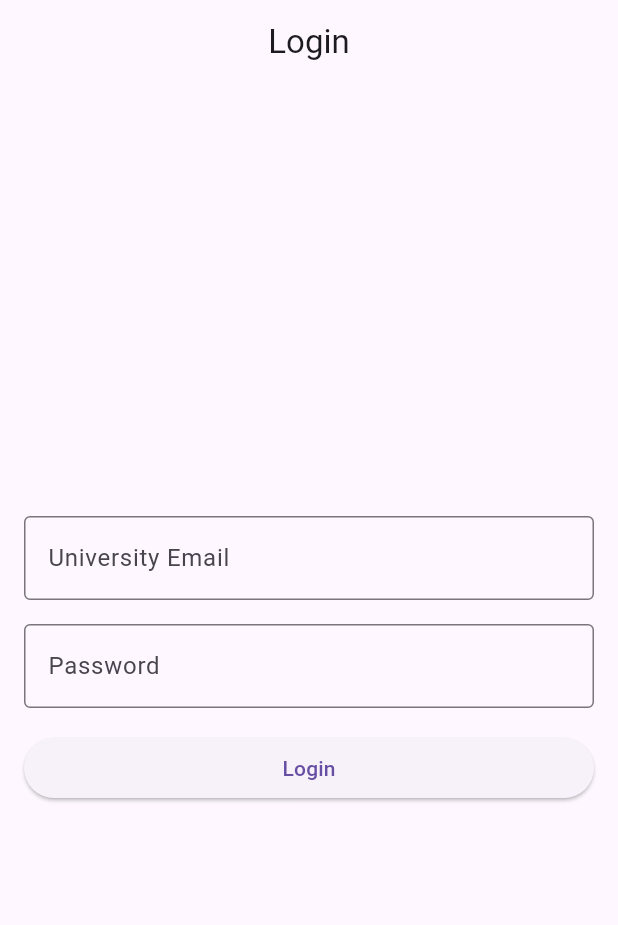
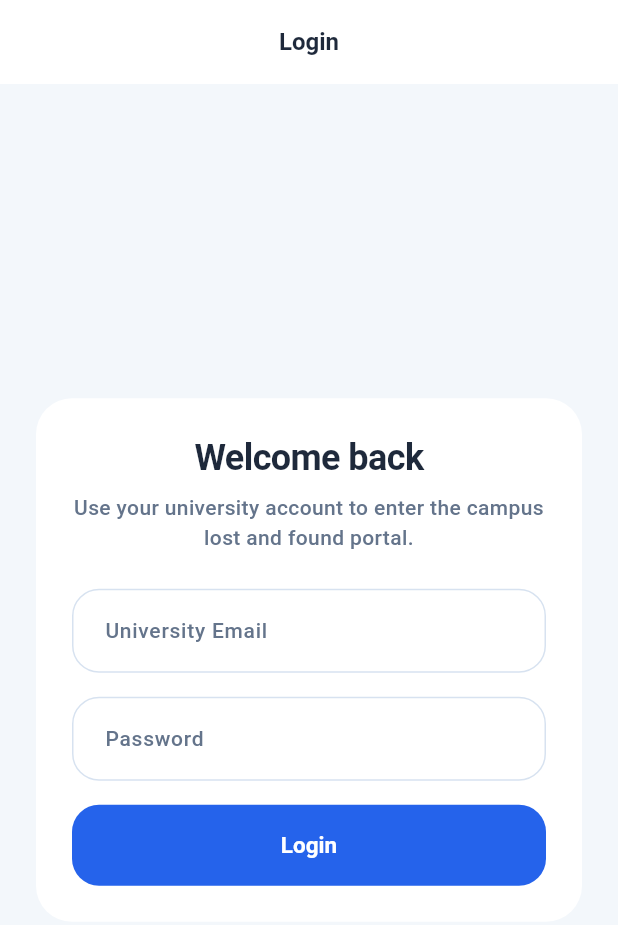
Before and after one commit to Oyunbldd/thesis, a Flutter app: the screen it shows after launch, on a phone screen of 412 x 824 dp. Shown: the top 925 px of the screen. Run offline on Flutter 3.47's test engine with Material 3 defaults, Android fonts, the light colour scheme and no system bars.

Commit message:
frontend:added app theme  used it for every views (#issue27)

```diff
--- a/lost_found_app/lib/app.dart
+++ b/lost_found_app/lib/app.dart
@@ -1,5 +1,6 @@
 import 'package:flutter/material.dart';
 import 'utils/app_routes.dart';
+import 'utils/app_theme.dart';
 import 'views/login/login_view.dart';
 import 'views/home/home_view.dart';
 
@@ -11,6 +12,7 @@ class MyApp extends StatelessWidget {
     return MaterialApp(
       debugShowCheckedModeBanner: false,
       title: 'Lost & Found',
+      theme: AppTheme.light(),
       initialRoute: AppRoutes.login,
       routes: {
         AppRoutes.login: (context) => const LoginView(),
--- /dev/null
+++ b/lost_found_app/lib/utils/app_theme.dart
@@ -0,0 +1,137 @@
+import 'package:flutter/material.dart';
+
+class AppTheme {
+  static const Color primary = Color(0xFF2563EB);
+  static const Color primaryLight = Color(0xFF38BDF8);
+  static const Color secondary = Color(0xFF0F172A);
+  static const Color background = Color(0xFFF3F7FB);
+  static const Color surface = Color(0xFFFFFFFF);
+  static const Color textPrimary = Color(0xFF1E293B);
+  static const Color textSecondary = Color(0xFF64748B);
+  static const Color success = Color(0xFF16A34A);
+  static const Color warning = Color(0xFFF59E0B);
+  static const Color error = Color(0xFFDC2626);
+  static const Color border = Color(0xFFD7E2F0);
+
+  static const LinearGradient primaryGradient = LinearGradient(
+    colors: [primaryLight, primary],
+    begin: Alignment.topLeft,
+    end: Alignment.bottomRight,
+  );
+
+  static ThemeData light() {
+    const colorScheme = ColorScheme.light(
+      primary: primary,
+      secondary: secondary,
+      surface: surface,
+      error: error,
+      onPrimary: Colors.white,
+      onSecondary: Colors.white,
+      onSurface: textPrimary,
+      onError: Colors.white,
+    );
+
+    final baseTextTheme = ThemeData.light().textTheme;
+    final textTheme = baseTextTheme.copyWith(
+      headlineLarge: baseTextTheme.headlineLarge?.copyWith(
+        color: textPrimary,
+        fontSize: 30,
+        fontWeight: FontWeight.w700,
+        letterSpacing: -0.6,
+      ),
+      headlineMedium: baseTextTheme.headlineMedium?.copyWith(
+        color: textPrimary,
+        fontSize: 24,
+        fontWeight: FontWeight.w700,
+        letterSpacing: -0.4,
+      ),
+      titleLarge: baseTextTheme.titleLarge?.copyWith(
+        color: textPrimary,
+        fontSize: 22,
+        fontWeight: FontWeight.w700,
+        letterSpacing: -0.2,
+      ),
+      titleMedium: baseTextTheme.titleMedium?.copyWith(
+        color: textPrimary,
+        fontSize: 16,
+        fontWeight: FontWeight.w600,
+      ),
+      bodyLarge: baseTextTheme.bodyLarge?.copyWith(
+        color: textPrimary,
+        fontSize: 16,
+        fontWeight: FontWeight.w500,
+      ),
+      bodyMedium: baseTextTheme.bodyMedium?.copyWith(
+        color: textSecondary,
+        fontSize: 14,
+        fontWeight: FontWeight.w500,
+      ),
+      labelLarge: baseTextTheme.labelLarge?.copyWith(
+        color: Colors.white,
+        fontSize: 15,
+        fontWeight: FontWeight.w700,
+      ),
+    );
+
+    return ThemeData(
+      useMaterial3: true,
+      colorScheme: colorScheme,
+      scaffoldBackgroundColor: background,
+      textTheme: textTheme,
+      appBarTheme: AppBarTheme(
+        backgroundColor: surface,
+        foregroundColor: textPrimary,
+        elevation: 0,
+        centerTitle: true,
+        titleTextStyle: textTheme.titleMedium,
+      ),
+      elevatedButtonTheme: ElevatedButtonThemeData(
+        style: ElevatedButton.styleFrom(
+          backgroundColor: primary,
+          foregroundColor: Colors.white,
+          minimumSize: const Size.fromHeight(54),
+          elevation: 0,
+          shape: RoundedRectangleBorder(
+            borderRadius: BorderRadius.circular(18),
+          ),
+          textStyle: textTheme.labelLarge,
+        ),
+      ),
+      inputDecorationTheme: InputDecorationTheme(
+        filled: true,
+        fillColor: surface,
+        contentPadding: const EdgeInsets.symmetric(
+          horizontal: 18,
+          vertical: 16,
+        ),
+        labelStyle: textTheme.bodyMedium,
+        hintStyle: textTheme.bodyMedium,
+        border: OutlineInputBorder(
+          borderRadius: BorderRadius.circular(18),
+          borderSide: const BorderSide(color: border),
+        ),
+        enabledBorder: OutlineInputBorder(
+          borderRadius: BorderRadius.circular(18),
+          borderSide: const BorderSide(color: border),
+        ),
+        focusedBorder: OutlineInputBorder(
+          borderRadius: BorderRadius.circular(18),
+          borderSide: const BorderSide(color: primary, width: 1.5),
+        ),
+        errorBorder: OutlineInputBorder(
+          borderRadius: BorderRadius.circular(18),
+          borderSide: const BorderSide(color: error),
+        ),
+        focusedErrorBorder: OutlineInputBorder(
+          borderRadius: BorderRadius.circular(18),
+          borderSide: const BorderSide(color: error, width: 1.5),
+        ),
+      ),
+      cardTheme: CardThemeData(
+        color: surface,
+        elevation: 0,
+        shape: RoundedRectangleBorder(borderRadius: BorderRadius.circular(24)),
+      ),
+    );
+  }
+}
--- a/lost_found_app/lib/views/home/home_view.dart
+++ b/lost_found_app/lib/views/home/home_view.dart
@@ -1,4 +1,5 @@
 import 'package:flutter/material.dart';
+import 'package:lost_found_app/utils/app_theme.dart';
 import 'package:lost_found_app/widgets/bottom_nav_bar.dart';
 import 'package:lost_found_app/widgets/home_header.dart';
 
@@ -8,20 +9,18 @@ class HomeView extends StatelessWidget {
   @override
   Widget build(BuildContext context) {
     return Scaffold(
-      backgroundColor: const Color(0xFFF3F7FB),
+      backgroundColor: AppTheme.background,
       body: Column(
         crossAxisAlignment: CrossAxisAlignment.stretch,
         children: [
           const HomeHeader(),
-          const Expanded(
+          Expanded(
             child: Center(
               child: Text(
                 "Body",
-                style: TextStyle(
-                  color: Color(0xFF475569),
-                  fontSize: 18,
-                  fontWeight: FontWeight.w500,
-                ),
+                style: Theme.of(
+                  context,
+                ).textTheme.bodyLarge?.copyWith(color: AppTheme.textSecondary),
               ),
             ),
           ),
--- a/lost_found_app/lib/views/login/login_view.dart
+++ b/lost_found_app/lib/views/login/login_view.dart
@@ -2,6 +2,7 @@ import 'package:flutter/material.dart';
 
 import '../../controllers/auth_controller.dart';
 import '../../utils/app_routes.dart';
+import '../../utils/app_theme.dart';
 
 class LoginView extends StatefulWidget {
   const LoginView({super.key});
@@ -46,42 +47,66 @@ class _LoginViewState extends State<LoginView> {
 
   @override
   Widget build(BuildContext context) {
+    final textTheme = Theme.of(context).textTheme;
+
     return Scaffold(
-      appBar: AppBar(title: const Text('Login'), centerTitle: true),
-      body: Padding(
-        padding: const EdgeInsets.all(16),
+      appBar: AppBar(title: const Text('Login')),
+      body: Center(
+        child: SingleChildScrollView(
+          padding: const EdgeInsets.all(20),
+          child: ConstrainedBox(
+            constraints: const BoxConstraints(maxWidth: 420),
+            child: Card(
+              child: Padding(
+                padding: const EdgeInsets.all(24),
                 child: Column(
-          mainAxisAlignment: MainAxisAlignment.center,
+                  mainAxisSize: MainAxisSize.min,
+                  crossAxisAlignment: CrossAxisAlignment.stretch,
                   children: [
+                    Text(
+                      'Welcome back',
+                      style: textTheme.headlineMedium,
+                      textAlign: TextAlign.center,
+                    ),
+                    const SizedBox(height: 8),
+                    Text(
+                      'Use your university account to enter the campus lost and found portal.',
+                      style: textTheme.bodyMedium,
+                      textAlign: TextAlign.center,
+                    ),
+                    const SizedBox(height: 24),
                     TextField(
                       controller: _emailController,
                       keyboardType: TextInputType.emailAddress,
                       decoration: const InputDecoration(
                         labelText: 'University Email',
-                border: OutlineInputBorder(),
                       ),
                     ),
                     const SizedBox(height: 16),
                     TextField(
                       controller: _passwordController,
                       obscureText: true,
-              decoration: const InputDecoration(
-                labelText: 'Password',
-                border: OutlineInputBorder(),
-              ),
+                      decoration: const InputDecoration(labelText: 'Password'),
                     ),
                     const SizedBox(height: 16),
                     if (_errorMessage.isNotEmpty)
-              Text(_errorMessage, style: const TextStyle(color: Colors.red)),
+                      Text(
+                        _errorMessage,
+                        style: textTheme.bodyMedium?.copyWith(
+                          color: AppTheme.error,
+                        ),
+                        textAlign: TextAlign.center,
+                      ),
                     if (_errorMessage.isNotEmpty) const SizedBox(height: 16),
-            SizedBox(
-              width: double.infinity,
-              child: ElevatedButton(
+                    ElevatedButton(
                       onPressed: _handleLogin,
                       child: const Text('Login'),
                     ),
+                  ],
                 ),
-          ],
+              ),
+            ),
+          ),
         ),
       ),
     );
--- a/lost_found_app/lib/widgets/bottom_nav_bar.dart
+++ b/lost_found_app/lib/widgets/bottom_nav_bar.dart
@@ -1,4 +1,5 @@
 import 'package:flutter/material.dart';
+import 'package:lost_found_app/utils/app_theme.dart';
 
 enum BottomNavItem { lost, report, found }
 
@@ -21,11 +22,11 @@ class BottomNavBar extends StatelessWidget {
         child: Container(
           padding: const EdgeInsets.symmetric(horizontal: 18, vertical: 14),
           decoration: BoxDecoration(
-            color: const Color(0xFFFFFFFF),
+            color: AppTheme.surface,
             borderRadius: BorderRadius.circular(28),
             boxShadow: [
               BoxShadow(
-                color: const Color(0xFF0F172A).withValues(alpha: 0.10),
+                color: AppTheme.secondary.withValues(alpha: 0.10),
                 blurRadius: 28,
                 offset: const Offset(0, 16),
               ),
@@ -78,9 +79,10 @@ class _NavItem extends StatelessWidget {
 
   @override
   Widget build(BuildContext context) {
+    final textTheme = Theme.of(context).textTheme;
     final Color textColor = isSelected
-        ? const Color(0xFF2563EB)
-        : const Color(0xFF64748B);
+        ? AppTheme.primary
+        : AppTheme.textSecondary;
 
     return InkWell(
       borderRadius: BorderRadius.circular(22),
@@ -101,11 +103,10 @@ class _NavItem extends StatelessWidget {
             const SizedBox(height: 6),
             Text(
               label,
-              style: TextStyle(
+              style: textTheme.bodyMedium?.copyWith(
                 color: textColor,
                 fontSize: 13,
-                fontWeight: FontWeight.w600,
-                letterSpacing: 0.2,
+                fontWeight: FontWeight.w700,
               ),
             ),
           ],
@@ -128,11 +129,7 @@ class _CenterAction extends StatelessWidget {
         width: 64,
         height: 64,
         decoration: BoxDecoration(
-          gradient: const LinearGradient(
-            colors: [Color(0xFF38BDF8), Color(0xFF2563EB)],
-            begin: Alignment.topLeft,
-            end: Alignment.bottomRight,
-          ),
+          gradient: AppTheme.primaryGradient,
           shape: BoxShape.circle,
           border: Border.all(color: Colors.white.withValues(alpha: 0.22)),
           boxShadow: const [
--- a/lost_found_app/lib/widgets/home_header.dart
+++ b/lost_found_app/lib/widgets/home_header.dart
@@ -1,18 +1,19 @@
 import 'package:flutter/material.dart';
+import 'package:lost_found_app/utils/app_theme.dart';
 
 class HomeHeader extends StatelessWidget {
   const HomeHeader({super.key});
 
   @override
   Widget build(BuildContext context) {
+    final textTheme = Theme.of(context).textTheme;
+
     return Container(
       height: 125,
       width: double.infinity,
       padding: const EdgeInsets.fromLTRB(20, 30, 20, 0),
       decoration: const BoxDecoration(
-        gradient: LinearGradient(
-          colors: [Color(0xFF2563EB), Color(0xFF1D4ED8)],
-        ),
+        gradient: AppTheme.primaryGradient,
         borderRadius: BorderRadius.only(
           bottomLeft: Radius.circular(30),
           bottomRight: Radius.circular(30),
@@ -38,18 +39,16 @@ class HomeHeader extends StatelessWidget {
               Column(
                 mainAxisAlignment: MainAxisAlignment.center,
                 crossAxisAlignment: CrossAxisAlignment.start,
-                children: const [
+                children: [
                   Text(
                     "Lost & Found",
-                    style: TextStyle(
-                      color: Colors.white,
-                      fontSize: 22,
-                      fontWeight: FontWeight.bold,
-                    ),
+                    style: textTheme.titleLarge?.copyWith(color: Colors.white),
                   ),
                   Text(
                     "Campus Portal",
-                    style: TextStyle(color: Colors.white70, fontSize: 16),
+                    style: textTheme.bodyLarge?.copyWith(
+                      color: Colors.white.withValues(alpha: 0.78),
+                    ),
                   ),
                 ],
               ),
```
Lines whose indentation alone changed are shown as unchanged.
